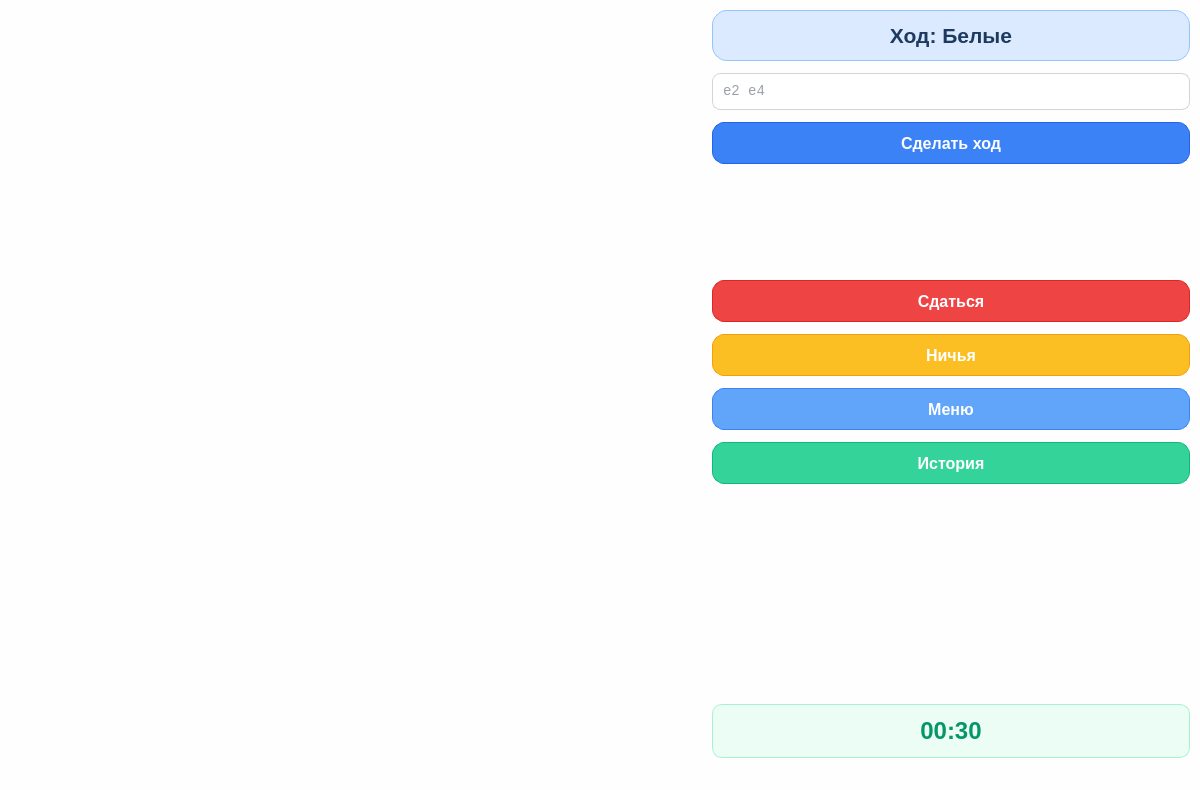
Above: main_menu.ui from darituzova/chess before the change. Below: the same form after it.
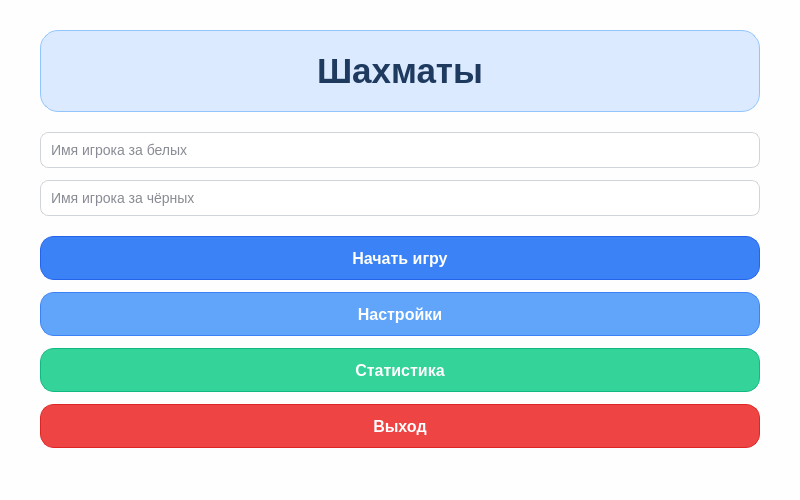
That is the form after the change.

Diff of the .ui file:
```diff
--- a/main_menu.ui
+++ b/main_menu.ui
@@ -6,8 +6,8 @@
    <rect>
     <x>0</x>
     <y>0</y>
-    <width>1200</width>
-    <height>790</height>
+    <width>800</width>
+    <height>500</height>
    </rect>
   </property>
   <property name="windowTitle">
@@ -17,81 +17,87 @@
    <string notr="true">background-color: #fefefe;</string>
   </property>
   <widget class="QWidget" name="centralwidget">
-   <layout class="QHBoxLayout" name="mainLayout">
-    <!-- расстояние между доской и правой панелью -->
-    <property name="spacing">
-     <number>12</number>
-    </property>
+   <layout class="QVBoxLayout" name="mainLayout">
     <property name="leftMargin">
-     <number>10</number>
+     <number>40</number>
     </property>
     <property name="topMargin">
-     <number>10</number>
+     <number>30</number>
     </property>
     <property name="rightMargin">
-     <number>10</number>
+     <number>40</number>
     </property>
     <property name="bottomMargin">
-     <number>10</number>
+     <number>30</number>
     </property>
+    <property name="spacing">
+     <number>20</number>
+    </property>
+
     <item>
-     <widget class="QFrame" name="chessBoardFrame">
-      <!-- доска чуть уже, чтобы правая часть была ближе -->
-      <property name="minimumSize">
-       <size>
-        <width>690</width>
-        <height>690</height>
-       </size>
+     <widget class="QLabel" name="titleLabel">
+      <property name="text">
+       <string>Шахматы</string>
       </property>
-      <property name="frameShape">
-       <enum>QFrame::NoFrame</enum>
+      <property name="alignment">
+       <set>Qt::AlignCenter</set>
+      </property>
+      <property name="font">
+       <font>
+        <pointsize>26</pointsize>
+        <bold>true</bold>
+       </font>
       </property>
       <property name="styleSheet">
-       <string notr="true"></string>
+       <string notr="true">color: #1e3a5f; background-color: #dbeafe; padding: 18px; border-radius: 18px; border: 1px solid #93c5fd;</string>
       </property>
      </widget>
     </item>
+
     <item>
-     <layout class="QVBoxLayout" name="rightPanelLayout">
+     <layout class="QVBoxLayout" name="playersLayout">
+      <property name="spacing">
+       <number>12</number>
+      </property>
       <item>
-       <widget class="QLabel" name="playerInfoLabel">
-        <property name="font">
-         <font>
-          <pointsize>16</pointsize>
-          <bold>true</bold>
-         </font>
+       <widget class="QLineEdit" name="whitePlayerEdit">
+        <property name="placeholderText">
+         <string>Имя игрока за белых</string>
         </property>
-        <property name="text">
-         <string>Ход: Белые</string>
-        </property>
-        <property name="alignment">
-         <set>Qt::AlignCenter</set>
-        </property>
         <property name="styleSheet">
-         <string notr="true">color: #1e3a5f; background-color: #dbeafe; padding: 12px; border-radius: 15px; border: 1px solid #93c5fd;</string>
+         <string notr="true">color: #111827; background-color: white; border: 1px solid #d1d5db; padding: 8px; border-radius: 8px; font-size: 14px;</string>
         </property>
        </widget>
       </item>
       <item>
        <widget class="QLineEdit" name="currentMoveEdit">
         <property name="placeholderText">
-         <string>e2 e4</string>
+         <string>Имя игрока за чёрных</string>
         </property>
         <property name="styleSheet">
-         <string notr="true">color: #374151; background-color: white; border: 1px solid #d1d5db; padding: 8px; border-radius: 8px; font-family: monospace; font-size: 14px;</string>
+         <string notr="true">color: #111827; background-color: white; border: 1px solid #d1d5db; padding: 8px; border-radius: 8px; font-size: 14px;</string>
         </property>
        </widget>
       </item>
+     </layout>
+    </item>
+
+    <item>
+     <layout class="QVBoxLayout" name="buttonsLayout">
+      <property name="spacing">
+       <number>12</number>
+      </property>
+
       <item>
-       <widget class="QPushButton" name="makeMoveButton">
+       <widget class="QPushButton" name="startGameButton">
         <property name="minimumSize">
          <size>
-          <width>140</width>
-          <height>42</height>
+          <width>180</width>
+          <height>44</height>
          </size>
         </property>
         <property name="text">
-         <string>Сделать ход</string>
+         <string>Начать игру</string>
         </property>
         <property name="styleSheet">
          <string notr="true">
@@ -99,7 +105,7 @@
     color: white;
     background-color: #3b82f6;
     border: 1px solid #2563eb;
-    border-radius: 12px;
+    border-radius: 14px;
     padding: 10px;
     font-weight: bold;
     font-size: 16px;
@@ -114,92 +120,17 @@
         </property>
        </widget>
       </item>
+
       <item>
-       <spacer name="verticalSpacerTop">
-        <property name="orientation">
-         <enum>Qt::Vertical</enum>
-        </property>
-        <property name="sizeHint" stdset="0">
-         <size>
-          <width>20</width>
-          <height>20</height>
-         </size>
-        </property>
-       </spacer>
-      </item>
-      <item>
-       <widget class="QPushButton" name="surrenderButton">
+       <widget class="QPushButton" name="settingsButton">
         <property name="minimumSize">
          <size>
-          <width>140</width>
-          <height>42</height>
+          <width>180</width>
+          <height>44</height>
          </size>
         </property>
         <property name="text">
-         <string>Сдаться</string>
-        </property>
-        <property name="styleSheet">
-         <string notr="true">
-QPushButton {
-    color: white;
-    background-color: #ef4444;
-    border: 1px solid #dc2626;
-    border-radius: 12px;
-    padding: 10px;
-    font-weight: bold;
-    font-size: 16px;
-}
-QPushButton:hover {
-    background-color: #f87171;
-}
-QPushButton:pressed {
-    background-color: #dc2626;
-}
-         </string>
-        </property>
-       </widget>
-      </item>
-      <item>
-       <widget class="QPushButton" name="drawButton">
-        <property name="minimumSize">
-         <size>
-          <width>140</width>
-          <height>42</height>
-         </size>
-        </property>
-        <property name="text">
-         <string>Ничья</string>
-        </property>
-        <property name="styleSheet">
-         <string notr="true">
-QPushButton {
-    color: white;
-    background-color: #fbbf24;
-    border: 1px solid #f59e0b;
-    border-radius: 12px;
-    padding: 10px; font-weight: bold;
-    font-size: 16px;
-}
-QPushButton:hover {
-    background-color: #fcd34d;
-}
-QPushButton:pressed {
-    background-color: #f59e0b;
-}
-         </string>
-        </property>
-       </widget>
-      </item>
-      <item>
-       <widget class="QPushButton" name="menuButton">
-        <property name="minimumSize">
-         <size>
-          <width>140</width>
-          <height>42</height>
-         </size>
-        </property>
-        <property name="text">
-         <string>Меню</string>
+         <string>Настройки</string>
         </property>
         <property name="styleSheet">
          <string notr="true">
@@ -207,7 +138,7 @@
     color: white;
     background-color: #60a5fa;
     border: 1px solid #3b82f6;
-    border-radius: 12px;
+    border-radius: 14px;
     padding: 10px;
     font-weight: bold;
     font-size: 16px;
@@ -222,16 +153,17 @@
         </property>
        </widget>
       </item>
+
       <item>
-       <widget class="QPushButton" name="historyButton">
+       <widget class="QPushButton" name="statsButton">
         <property name="minimumSize">
          <size>
-          <width>140</width>
-          <height>42</height>
+          <width>180</width>
+          <height>44</height>
          </size>
         </property>
         <property name="text">
-         <string>История</string>
+         <string>Статистика</string>
         </property>
         <property name="styleSheet">
          <string notr="true">
@@ -239,7 +171,7 @@
     color: white;
     background-color: #34d399;
     border: 1px solid #10b981;
-    border-radius: 12px;
+    border-radius: 14px;
     padding: 10px;
     font-weight: bold;
     font-size: 16px;
@@ -254,56 +186,42 @@
         </property>
        </widget>
       </item>
+
       <item>
-       <spacer name="verticalSpacerButtons">
-        <property name="orientation">
-         <enum>Qt::Vertical</enum>
-        </property>
-        <property name="sizeHint" stdset="0">
+       <widget class="QPushButton" name="exitButton">
+        <property name="minimumSize">
          <size>
-          <width>20</width>
-          <height>30</height>
+          <width>180</width>
+          <height>44</height>
          </size>
-        </property>
-       </spacer>
-      </item>
-      <item>
-       <spacer name="verticalSpacerTimer">
-        <property name="orientation">
-         <enum>Qt::Vertical</enum>
-        </property>
-        <property name="sizeType">
-         <enum>QSizePolicy::Expanding</enum>
-        </property>
-        <property name="sizeHint" stdset="0">
-         <size>
-          <width>20</width>
-          <height>40</height>
-         </size>
-        </property>
-       </spacer>
-      </item>
-      <item>
-       <widget class="QLabel" name="timerLabel">
-        <property name="font">
-         <font>
-          <pointsize>18</pointsize>
-          <bold>true</bold>
-         </font>
         </property>
         <property name="text">
-         <string>00:30</string>
-        </property>
-        <property name="alignment">
-         <set>Qt::AlignCenter</set>
+         <string>Выход</string>
         </property>
         <property name="styleSheet">
-         <string notr="true">color: #059669; padding: 12px; background-color: #ecfdf5; border-radius: 10px; border: 1px solid #a7f3d0;</string>
+         <string notr="true">
+QPushButton {
+    color: white;
+    background-color: #ef4444;
+    border: 1px solid #dc2626;
+    border-radius: 14px;
+    padding: 10px;
+    font-weight: bold;
+    font-size: 16px;
+}
+QPushButton:hover {
+    background-color: #f87171;
+}
+QPushButton:pressed {
+    background-color: #dc2626;
+}
+         </string>
         </property>
        </widget>
       </item>
      </layout>
     </item>
+
    </layout>
   </widget>
   <widget class="QMenuBar" name="menubar">
```
Left out of the diff: 10 changed lines with no effect on the pictures.
